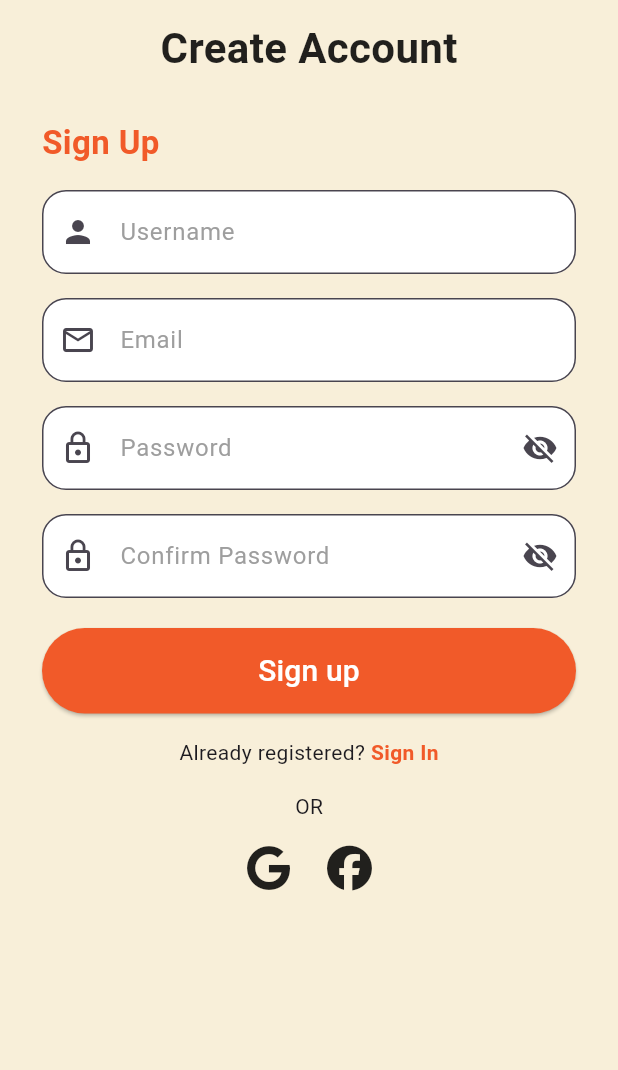
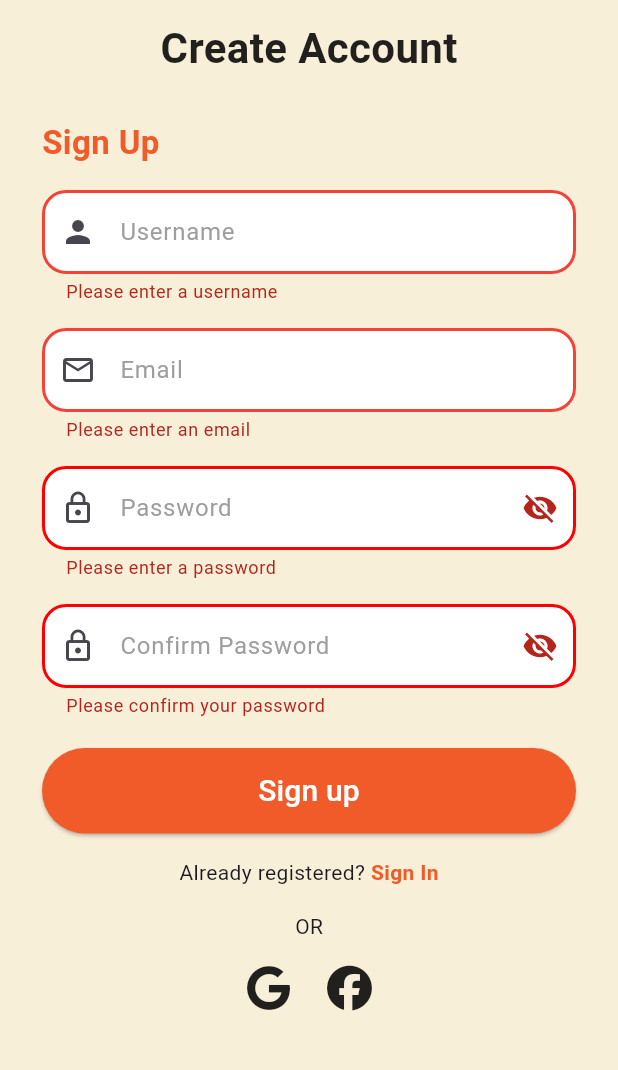
Before and after one commit to nikilasilva/Dooit, a Flutter app: the SignupScreen screen opened by its route, after a tap on "Sign up", on a phone screen of 412 x 824 dp, the part 164-1234 px from its top. Run offline on Flutter 3.47's test engine with Material 3 defaults, Android fonts, the phone set to English and light mode, and no system bars; our stand-ins replace cloud_firestore, firebase_auth, firebase_core, font_awesome_flutter, lottie; accounts and stored records are empty.

Commit message:
add auth_service, auth_provider and make finish signup funcitonality

```diff
--- /dev/null
+++ b/lib/providers/auth_provider.dart
@@ -0,0 +1,117 @@
+import 'package:flutter/material.dart';
+import 'package:firebase_auth/firebase_auth.dart';
+import '../services/auth_service.dart';
+
+class AuthProvider extends ChangeNotifier {
+  final AuthService _authService = AuthService();
+  User? _user;
+  bool _isLoading = false;
+  String? _errorMessage;
+
+  // Getters
+  User? get user => _user;
+  bool get isLoading => _isLoading;
+  String? get errorMessage => _errorMessage;
+  bool get isAuthenticated => _user != null;
+
+  AuthProvider() {
+    // Listen to auth state changes
+    _authService.authStateChanges.listen((User? user) {
+      _user = user;
+      notifyListeners();
+    });
+  }
+
+  // Sign up method
+  Future<bool> signUp(String email, String password, String username) async {
+    try {
+      _setLoading(true);
+      _clearError();
+
+      UserCredential? result = await _authService.signUpWithEmailAndPassword(email, password);
+
+      if (result != null) {
+        // Update display name
+        await result.user?.updateDisplayName(username);
+        _user = result.user;
+        return true;
+      }
+      return false;
+    } catch (e) {
+      _setError(e.toString());
+      return false;
+    } finally {
+      _setLoading(false);
+    }
+  }
+
+  // Sign in method
+  Future<bool> signIn(String email, String password) async {
+    try {
+      _setLoading(true);
+      _clearError();
+
+      UserCredential? result = await _authService.signInWithEmailAndPassword(email, password);
+
+      if (result != null) {
+        _user = result.user;
+        return true;
+      }
+      return false;
+    } catch (e) {
+      _setError(e.toString());
+      return false;
+    } finally {
+      _setLoading(false);
+    }
+  }
+
+  // Sign out method
+  Future<void> signOut() async {
+    try {
+      _setLoading(true);
+      await _authService.signOut();
+      _user = null;
+    } catch (e) {
+      _setError(e.toString());
+    } finally {
+      _setLoading(false);
+    }
+  }
+
+  // Reset password
+  Future<bool> resetPassword(String email) async {
+    try {
+      _setLoading(true);
+      _clearError();
+
+      await _authService.resetPassword(email);
+      return true;
+    } catch (e) {
+      _setError(e.toString());
+      return false;
+    } finally {
+      _setLoading(false);
+    }
+  }
+
+  // Helper methods
+  void _setLoading(bool loading) {
+    _isLoading = loading;
+    notifyListeners();
+  }
+
+  void _setError(String error) {
+    _errorMessage = error;
+    notifyListeners();
+  }
+
+  void _clearError() {
+    _errorMessage = null;
+    notifyListeners();
+  }
+
+  void clearError() {
+    _clearError();
+  }
+}
--- /dev/null
+++ b/lib/services/auth_service.dart
@@ -0,0 +1,102 @@
+import 'package:firebase_auth/firebase_auth.dart';
+
+class AuthService {
+  final FirebaseAuth _auth = FirebaseAuth.instance;
+
+  // Get current user
+  User? get currentUser => _auth.currentUser;
+
+  // Auth state changes stream
+  Stream<User?> get authStateChanges => _auth.authStateChanges();
+
+  // Sign up with email and password
+  Future<UserCredential?> signUpWithEmailAndPassword(
+    String email,
+    String password,
+  ) async {
+    try {
+      print("Attempting to create user with email: $email");
+      UserCredential result = await _auth.createUserWithEmailAndPassword(
+        email: email,
+        password: password,
+      );
+      print("User created successfully: ${result.user?.uid}");
+      return result;
+    } on FirebaseAuthException catch (e) {
+      print("Firebase Auth Exception: ${e.code} - ${e.message}");
+      throw _handleAuthException(e);
+    } catch (e) {
+      print("Unexpected error during signup: $e");
+      throw "A network error occurred. Please check your internet connection and try again.";
+    }
+  }
+
+  Future<bool> testFirebaseConnection() async {
+    try {
+      await _auth.fetchSignInMethodsForEmail('test@example.com');
+      print("Firebase connection is working");
+      return true;
+    } catch (e) {
+      print("Firebase connection test failed: $e");
+      return false;
+    }
+  }
+
+  // Sign in with email and password
+  Future<UserCredential?> signInWithEmailAndPassword(
+    String email,
+    String password,
+  ) async {
+    try {
+      UserCredential result = await _auth.signInWithEmailAndPassword(
+        email: email,
+        password: password,
+      );
+      return result;
+    } on FirebaseAuthException catch (e) {
+      throw _handleAuthException(e);
+    }
+  }
+
+  // Sign out
+  Future<void> signOut() async {
+    try {
+      await _auth.signOut();
+    } catch (e) {
+      throw 'Failed to sign out: ${e.toString()}';
+    }
+  }
+
+  // Reset password
+  Future<void> resetPassword(String email) async {
+    try {
+      await _auth.sendPasswordResetEmail(email: email);
+    } on FirebaseAuthException catch (e) {
+      throw _handleAuthException(e);
+    }
+  }
+
+  // Handle Firebase Auth exceptions
+  String _handleAuthException(FirebaseAuthException e) {
+    switch (e.code) {
+      case 'weak-password':
+        return 'The password provided is too weak.';
+      case 'email-already-in-use':
+        return 'The account already exists for that email.';
+      case 'user-not-found':
+        return 'No user found for that email.';
+      case 'wrong-password':
+        return 'Wrong password provided for that user.';
+      case 'invalid-email':
+        return 'The email address is not valid.';
+      case 'user-disabled':
+        return 'This user account has been disabled.';
+      case 'too-many-requests':
+        return 'Too many requests. Try again later.';
+      case 'operation-not-allowed':
+        return 'Signing in with Email and Password is not enabled.';
+      default:
+        return 'An error occurred: ${e.message}';
+    }
+  }
+}
--- a/lib/ui/signup_screen.dart
+++ b/lib/ui/signup_screen.dart
@@ -1,8 +1,11 @@
+import 'package:dooit/providers/auth_provider.dart';
+import 'package:dooit/services/auth_service.dart';
 import 'package:dooit/utils/app_styles.dart';
 import 'package:dooit/widgets/custom_input_field_label.dart';
 import 'package:dooit/widgets/custom_password_field.dart';
 import 'package:flutter/material.dart';
 import 'package:font_awesome_flutter/font_awesome_flutter.dart';
+import 'package:provider/provider.dart';
 
 class SignupScreen extends StatefulWidget {
   const SignupScreen({super.key});
@@ -12,6 +15,64 @@ class SignupScreen extends StatefulWidget {
 }
 
 class _SignupScreenState extends State<SignupScreen> {
+  final _formKey = GlobalKey<FormState>();
+  final _usernameController = TextEditingController();
+  final _emailController = TextEditingController();
+  final _passwordController = TextEditingController();
+  final _confirmPasswordController = TextEditingController();
+
+  @override
+  void dispose() {
+    _usernameController.dispose();
+    _emailController.dispose();
+    _passwordController.dispose();
+    _confirmPasswordController.dispose();
+    super.dispose();
+  }
+
+  Future<void> _handleSignUp() async {
+    if (_formKey.currentState!.validate()) {
+      if (_passwordController.text != _confirmPasswordController.text) {
+        ScaffoldMessenger.of(
+          context,
+        ).showSnackBar(const SnackBar(content: Text("Passwords do not match")));
+        return;
+      }
+      final authProvider = Provider.of<AuthProvider>(context, listen: false);
+
+      // Test Firebase connection first
+      final authService = AuthService();
+      bool isConnected = await authService.testFirebaseConnection();
+
+      if (!isConnected) {
+        ScaffoldMessenger.of(context).showSnackBar(
+          const SnackBar(
+            content: Text(
+              "Cannot connect to Firebase. Please check your internet connection.",
+            ),
+          ),
+        );
+        return;
+      }
+
+      bool success = await authProvider.signUp(
+        _emailController.text.trim(),
+        _passwordController.text,
+        _usernameController.text.trim(),
+      );
+
+      if (success) {
+        Navigator.pushReplacementNamed(context, '/home');
+      } else {
+        ScaffoldMessenger.of(context).showSnackBar(
+          SnackBar(
+            content: Text(authProvider.errorMessage ?? 'Sign up failed'),
+          ),
+        );
+      }
+    }
+  }
+
   @override
   Widget build(BuildContext context) {
     return GestureDetector(
@@ -24,6 +85,8 @@ class _SignupScreenState extends State<SignupScreen> {
           child: SingleChildScrollView(
             child: Padding(
               padding: const EdgeInsets.symmetric(horizontal: 28.0),
+              child: Form(
+                key: _formKey,
                 child: Column(
                   crossAxisAlignment: CrossAxisAlignment.start,
                   children: [
@@ -42,28 +105,86 @@ class _SignupScreenState extends State<SignupScreen> {
                     const SizedBox(height: 28),
                     Text('Sign Up', style: AppTextStyles.subHeading),
                     const SizedBox(height: 16),
-                  const CustomInputFieldLabel(label: 'Username', prefixIcon: Icons.person, keyboardType: TextInputType.text),
+                    CustomInputFieldLabel(
+                      label: 'Username',
+                      prefixIcon: Icons.person,
+                      keyboardType: TextInputType.text,
+                      controller: _usernameController,
+                      validator: (value) {
+                        if (value == null || value.isEmpty) {
+                          return 'Please enter a username';
+                        }
+                        return null;
+                      },
+                    ),
 
                     const SizedBox(height: 16),
-                  const CustomInputFieldLabel(label: 'Email', prefixIcon: Icons.email_outlined, keyboardType: TextInputType.emailAddress),
+                    CustomInputFieldLabel(
+                      label: 'Email',
+                      prefixIcon: Icons.email_outlined,
+                      keyboardType: TextInputType.emailAddress,
+                      controller: _emailController,
+                      validator: (value) {
+                        if (value == null || value.isEmpty) {
+                          return 'Please enter an email';
+                        }
+                        if (!RegExp(
+                          r'^[\w-\.]+@([\w-]+\.)+[\w-]{2,4}$',
+                        ).hasMatch(value)) {
+                          return 'Please enter a valid email';
+                        }
+                        return null;
+                      },
+                    ),
 
                     const SizedBox(height: 16),
-                  const CustomPasswordField(label: 'Password'),
+                    CustomPasswordField(
+                      label: 'Password',
+                      controller: _passwordController,
+                      validator: (value) {
+                        if (value == null || value.isEmpty) {
+                          return 'Please enter a password';
+                        }
+                        if (value.length < 6) {
+                          return 'Password must be at least 6 characters';
+                        }
+                        return null;
+                      },
+                    ),
 
                     const SizedBox(height: 16),
-                  const CustomPasswordField(label: 'Confirm Password'),
+                    CustomPasswordField(
+                      label: 'Confirm Password',
+                      controller: _confirmPasswordController,
+                      validator: (value) {
+                        if (value == null || value.isEmpty) {
+                          return 'Please confirm your password';
+                        }
+                        return null;
+                      },
+                    ),
 
                     const SizedBox(height: 20),
-                  SizedBox(
+                    Consumer<AuthProvider>(
+                      builder: (context, authProvider, child) {
+                        return SizedBox(
                           width: double.infinity,
                           child: ElevatedButton(
-                      onPressed: () {},
+                            onPressed:
+                                authProvider.isLoading ? null : _handleSignUp,
                             style: AppButtonStyles.primaryButton,
-                      child: const Text(
+                            child:
+                                authProvider.isLoading
+                                    ? const CircularProgressIndicator(
+                                      color: Colors.white,
+                                    )
+                                    : Text(
                                       'Sign up',
                                       style: AppTextStyles.buttonText,
                                     ),
                           ),
+                        );
+                      },
                     ),
                     const SizedBox(height: 16),
                     Row(
@@ -74,7 +195,10 @@ class _SignupScreenState extends State<SignupScreen> {
                           onTap: () {
                             Navigator.pushReplacementNamed(context, '/signin');
                           },
-                        child: Text('Sign In', style: AppTextStyles.linkStyle),
+                          child: Text(
+                            'Sign In',
+                            style: AppTextStyles.linkStyle,
+                          ),
                         ),
                       ],
                     ),
@@ -95,6 +219,7 @@ class _SignupScreenState extends State<SignupScreen> {
             ),
           ),
         ),
+      ),
     );
   }
 }
--- a/lib/widgets/custom_input_field_label.dart
+++ b/lib/widgets/custom_input_field_label.dart
@@ -5,11 +5,16 @@ class CustomInputFieldLabel extends StatefulWidget {
   final String label;
   final IconData? prefixIcon;
   final TextInputType? keyboardType;
+  final TextEditingController? controller;
+  final String? Function(String?)? validator;
+
   const CustomInputFieldLabel({
     super.key,
     required this.label,
     this.prefixIcon,
     this.keyboardType,
+    this.controller,
+    this.validator,
   });
 
   @override
@@ -19,7 +24,9 @@ class CustomInputFieldLabel extends StatefulWidget {
 class _CustomInputFieldLabelState extends State<CustomInputFieldLabel> {
   @override
   Widget build(BuildContext context) {
-    return TextField(
+    return TextFormField(
+      controller: widget.controller,
+      validator: widget.validator,
       keyboardType: widget.keyboardType,
       cursorColor: AppColors.primary,
       decoration: InputDecoration(
@@ -36,6 +43,14 @@ class _CustomInputFieldLabelState extends State<CustomInputFieldLabel> {
           borderRadius: BorderRadius.all(Radius.circular(16)),
           borderSide: BorderSide(color: AppColors.primary, width: 2),
         ),
+        errorBorder: const OutlineInputBorder(
+          borderRadius: BorderRadius.all(Radius.circular(16)),
+          borderSide: BorderSide(color: Colors.red, width: 2),
+        ),
+        focusedErrorBorder: const OutlineInputBorder(
+          borderRadius: BorderRadius.all(Radius.circular(16)),
+          borderSide: BorderSide(color: Colors.red, width: 2),
+        ),
       ),
     );
   }
--- a/lib/widgets/custom_password_field.dart
+++ b/lib/widgets/custom_password_field.dart
@@ -4,7 +4,14 @@ import 'package:flutter/material.dart';
 class CustomPasswordField extends StatefulWidget {
   final String label;
   final TextEditingController? controller;
-  const CustomPasswordField({super.key, required this.label, this.controller});
+  final String? Function(String?)? validator;
+
+  const CustomPasswordField({
+    super.key,
+    required this.label,
+    this.controller,
+    this.validator,
+  });
 
   @override
   State<CustomPasswordField> createState() => _CustomPasswordFieldState();
@@ -15,8 +22,9 @@ class _CustomPasswordFieldState extends State<CustomPasswordField> {
 
   @override
   Widget build(BuildContext context) {
-    return TextField(
+    return TextFormField(
       controller: widget.controller,
+      validator: widget.validator,
       obscureText: _obscure,
       cursorColor: AppColors.primary,
       decoration: InputDecoration(
@@ -26,11 +34,14 @@ class _CustomPasswordFieldState extends State<CustomPasswordField> {
         labelText: widget.label,
         labelStyle: const TextStyle(color: AppColors.grey1),
         floatingLabelStyle: const TextStyle(color: AppColors.primary),
-        suffixIcon: IconButton(onPressed: () {
-          setState(() {
-            _obscure = !_obscure;
-          });
-        }, icon: Icon(_obscure ? Icons.visibility_off : Icons.visibility)),
+        suffixIcon: IconButton(
+          onPressed: () {
+            setState(() {
+              _obscure = !_obscure;
+            });
+          },
+          icon: Icon(_obscure ? Icons.visibility_off : Icons.visibility),
+        ),
         border: const OutlineInputBorder(
           borderRadius: BorderRadius.all(Radius.circular(16)),
         ),
@@ -38,6 +49,14 @@ class _CustomPasswordFieldState extends State<CustomPasswordField> {
           borderRadius: BorderRadius.all(Radius.circular(16)),
           borderSide: BorderSide(color: AppColors.primary, width: 2),
         ),
+        errorBorder: const OutlineInputBorder(
+          borderRadius: BorderRadius.all(Radius.circular(16)),
+          borderSide: BorderSide(color: AppColors.red, width: 2)
+        ),
+        focusedErrorBorder: const OutlineInputBorder(
+          borderRadius: BorderRadius.all(Radius.circular(16)),
+          borderSide: BorderSide(color: AppColors.red, width: 2)
+        )
       ),
     );
   }
```
Also changed, not shown: lib/main.dart (+10 -5 lines), lib/models/task.dart (added, +77 -0 lines), lib/services/firestore_service.dart (+70 -17 lines), 1 other file. Lines whose indentation alone changed are shown as unchanged.
